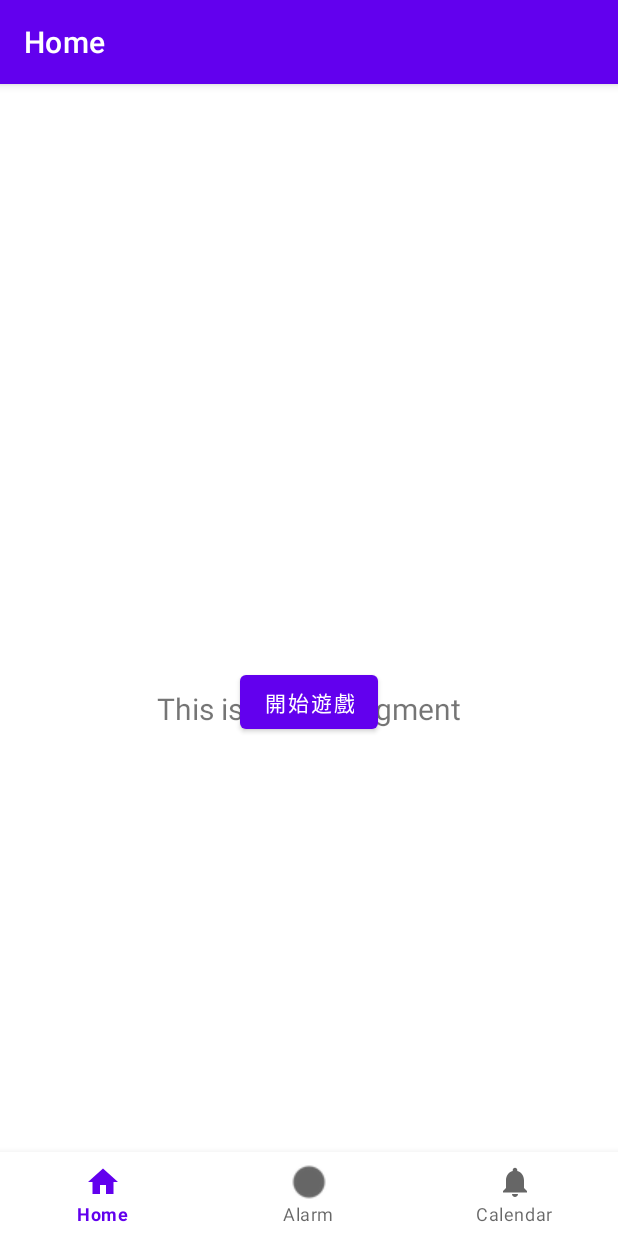
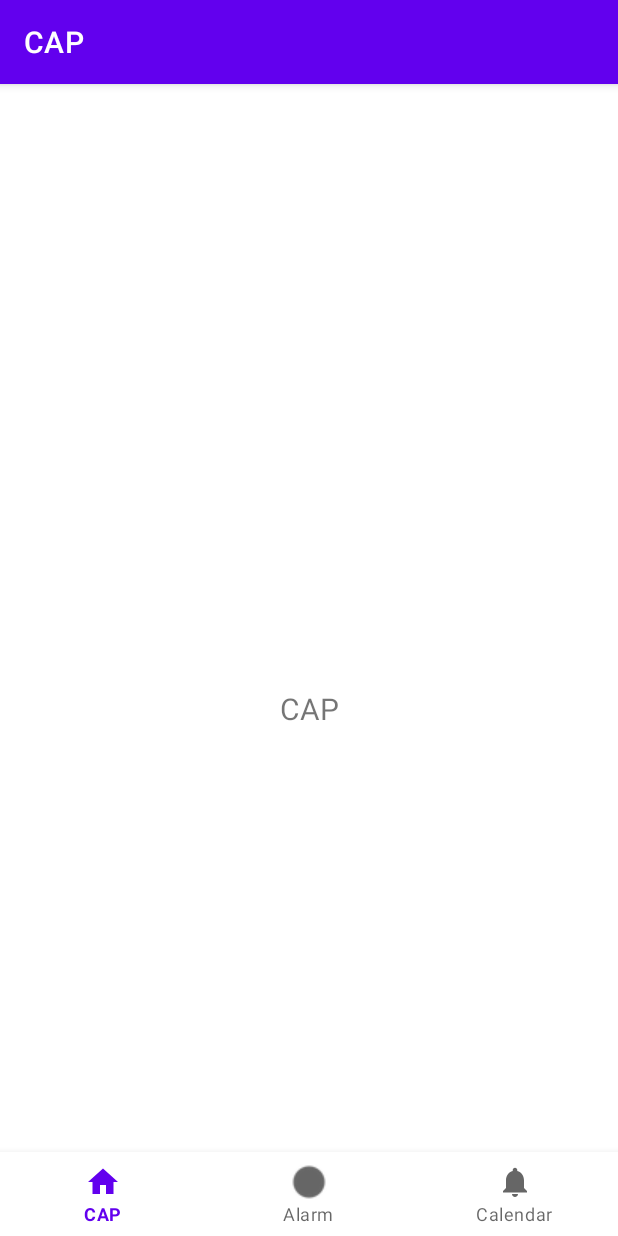
Before and after one commit to OOAD-APEX/CAP, an Android app: the screen it shows after launch (MainActivity), on a phone screen of 412 x 824 dp. Run offline under Robolectric (Android 15) with nearby library versions, the phone set to English and light mode, and no system bars; our stand-ins replace navigation-ui.

Commit message:
chore:remove start game buttom

```diff
--- a/app/src/main/java/com/example/cap/ui/home/HomeFragment.kt
+++ b/app/src/main/java/com/example/cap/ui/home/HomeFragment.kt
@@ -37,12 +37,12 @@ class HomeFragment : Fragment() , GameDialogObserver{
         homeViewModel.text.observe(viewLifecycleOwner) {
             textView.text = it
         }
-        val startGameButton: Button = binding.startGameButton
-        startGameButton.setOnClickListener {
-            val gameDialog = GameDialog(requireContext())
-            gameDialog.addObserver(this)
-            gameDialog.show()
-        }
+//        val startGameButton: Button = binding.startGameButton
+//        startGameButton.setOnClickListener {
+//            val gameDialog = GameDialog(requireContext())
+//            gameDialog.addObserver(this)
+//            gameDialog.show()
+//        }
         return root
     }
 
--- a/app/src/main/java/com/example/cap/ui/home/HomeViewModel.kt
+++ b/app/src/main/java/com/example/cap/ui/home/HomeViewModel.kt
@@ -10,7 +10,7 @@ import com.example.cap.game.GameDialogObserver
 class HomeViewModel : ViewModel() {
 
     private val _text = MutableLiveData<String>().apply {
-        value = "This is home Fragment"
+        value = "CAP"
     }
     val text: LiveData<String> = _text
 
--- a/app/src/main/res/layout/fragment_home.xml
+++ b/app/src/main/res/layout/fragment_home.xml
@@ -21,14 +21,14 @@
             app:layout_constraintTop_toTopOf="parent"
             app:layout_constraintBottom_toBottomOf="parent"/>
 
-    <Button
-        android:id="@+id/startGameButton"
-        android:layout_width="wrap_content"
-        android:layout_height="wrap_content"
-        android:text="@string/start_game"
-        app:layout_constraintBottom_toBottomOf="parent"
-        app:layout_constraintEnd_toEndOf="parent"
-        app:layout_constraintStart_toStartOf="parent"
-        app:layout_constraintTop_toTopOf="parent" />
+    <!--    <Button-->
+<!--        android:id="@+id/startGameButton"-->
+<!--        android:layout_width="wrap_content"-->
+<!--        android:layout_height="wrap_content"-->
+<!--        android:text="@string/start_game"-->
+<!--        app:layout_constraintBottom_toBottomOf="parent"-->
+<!--        app:layout_constraintEnd_toEndOf="parent"-->
+<!--        app:layout_constraintStart_toStartOf="parent"-->
+<!--        app:layout_constraintTop_toTopOf="parent" />-->
 
 </androidx.constraintlayout.widget.ConstraintLayout>
--- a/app/src/main/res/values/strings.xml
+++ b/app/src/main/res/values/strings.xml
@@ -1,6 +1,6 @@
 <resources>
     <string name="app_name">CAP</string>
-    <string name="title_home">Home</string>
+    <string name="title_home">CAP</string>
     <string name="title_dashboard">Dashboard</string>
     <string name="title_calendar">Calendar</string>
     <string name="start_game">開始遊戲</string>
```
